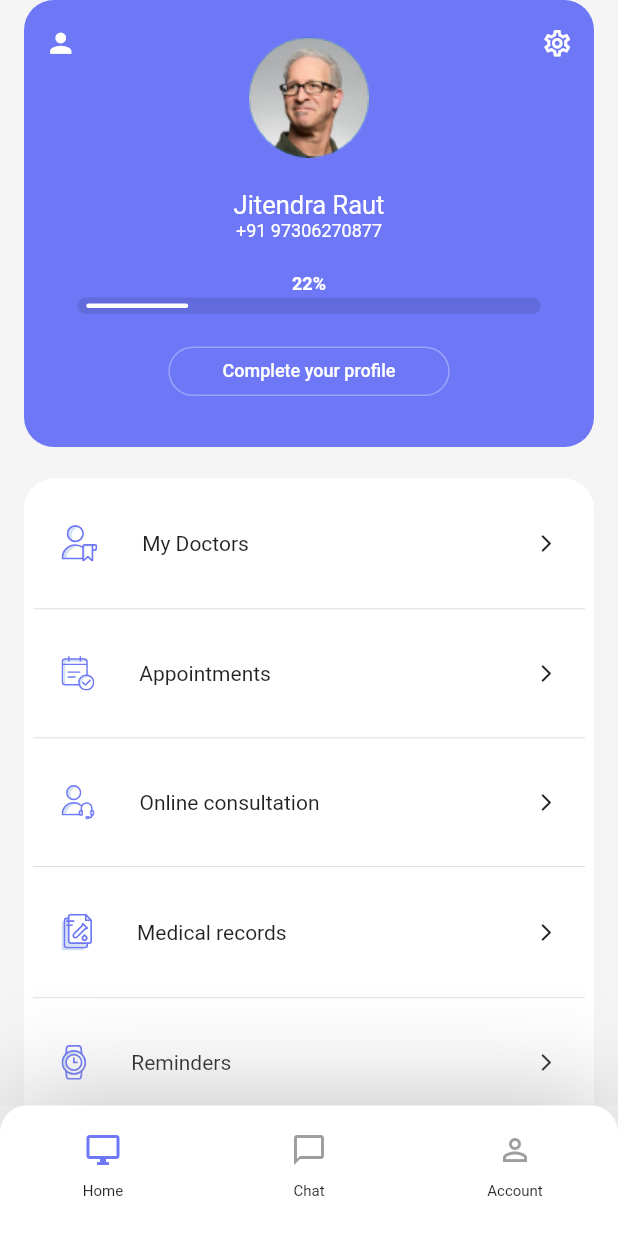
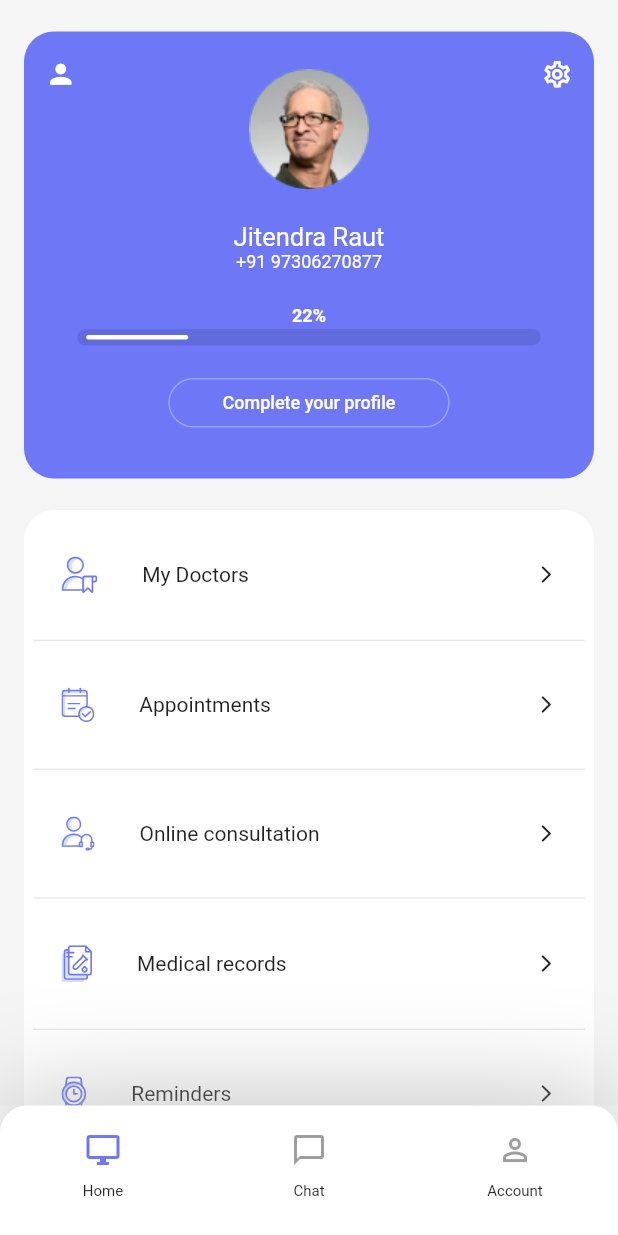
Before and after one commit to Sh4reef/mecedo, a Flutter app: the screen it shows after launch, swiped to page 3, on a phone screen of 412 x 824 dp. Run offline on Flutter 3.47's test engine with Material 2 defaults, Android fonts, the light colour scheme and no system bars; our stand-ins replace flutter_svg; Roboto replaces fonts that are missing (poppins).

Commit message:
Account Screen UI - Add SizedBox

```diff
--- a/lib/screens/account_screen/account_screen.dart
+++ b/lib/screens/account_screen/account_screen.dart
@@ -28,6 +28,9 @@ class _AccountScreenState extends State<AccountScreen> {
           padding: const EdgeInsets.symmetric(horizontal: 16),
           child: Column(
             children: [
+              SizedBox(
+                height: 21,
+              ),
               Container(
                   padding: const EdgeInsets.only(
                       left: 14, right: 14, top: 18, bottom: 34),
```
